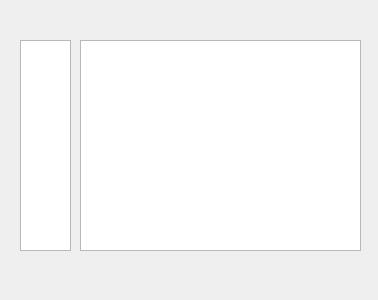
First picture: the form in word_test_project/UI_save/record.ui, repository gomtings/JeoninHighSchool, before the edit.
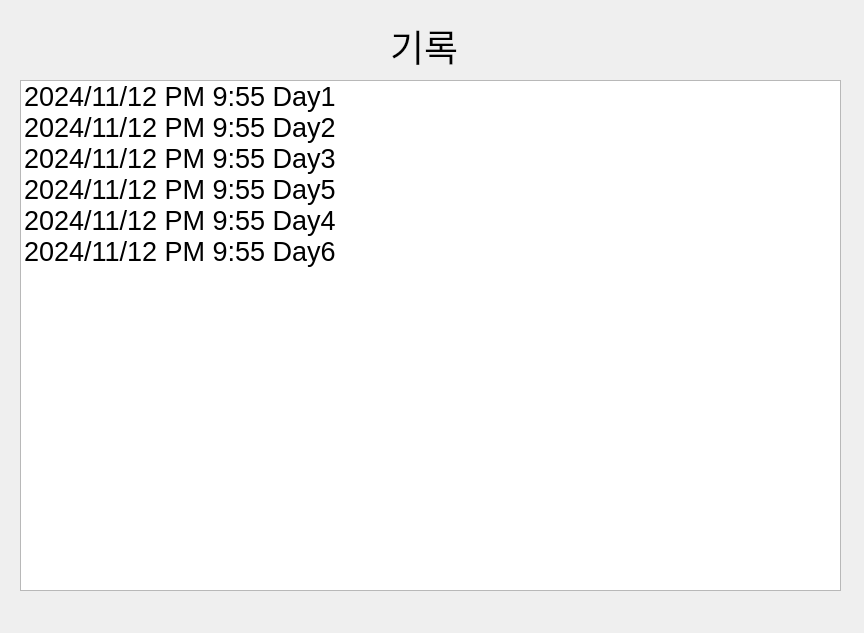
Second picture: the form after the edit.

Commit message:
기록 업데이트
기록 오류 해결

Patch:
```diff
--- a/word_test_project/UI_save/record.ui
+++ b/word_test_project/UI_save/record.ui
@@ -6,32 +6,75 @@
    <rect>
     <x>0</x>
     <y>0</y>
-    <width>378</width>
-    <height>300</height>
+    <width>864</width>
+    <height>633</height>
    </rect>
   </property>
   <property name="windowTitle">
    <string>Dialog</string>
   </property>
-  <widget class="QListWidget" name="listWidget">
+  <widget class="QListWidget" name="listWidget_2">
    <property name="geometry">
     <rect>
      <x>20</x>
-     <y>40</y>
-     <width>51</width>
-     <height>211</height>
+     <y>80</y>
+     <width>821</width>
+     <height>511</height>
     </rect>
    </property>
+   <property name="font">
+    <font>
+     <pointsize>20</pointsize>
+    </font>
+   </property>
+   <item>
+    <property name="text">
+     <string>2024/11/12 PM 9:55 Day1</string>
+    </property>
+   </item>
+   <item>
+    <property name="text">
+     <string>2024/11/12 PM 9:55 Day2</string>
+    </property>
+   </item>
+   <item>
+    <property name="text">
+     <string>2024/11/12 PM 9:55 Day3</string>
+    </property>
+   </item>
+   <item>
+    <property name="text">
+     <string>2024/11/12 PM 9:55 Day5</string>
+    </property>
+   </item>
+   <item>
+    <property name="text">
+     <string>2024/11/12 PM 9:55 Day4</string>
+    </property>
+   </item>
+   <item>
+    <property name="text">
+     <string>2024/11/12 PM 9:55 Day6</string>
+    </property>
+   </item>
   </widget>
-  <widget class="QListWidget" name="listWidget_2">
+  <widget class="QLabel" name="label">
    <property name="geometry">
     <rect>
-     <x>80</x>
-     <y>40</y>
-     <width>281</width>
-     <height>211</height>
+     <x>390</x>
+     <y>10</y>
+     <width>81</width>
+     <height>71</height>
     </rect>
    </property>
+   <property name="font">
+    <font>
+     <pointsize>28</pointsize>
+    </font>
+   </property>
+   <property name="text">
+    <string>기록</string>
+   </property>
   </widget>
  </widget>
  <resources/>
```
Left out of the diff: 4 changed lines with no effect on the pictures. The commit also changes 5 other files.
